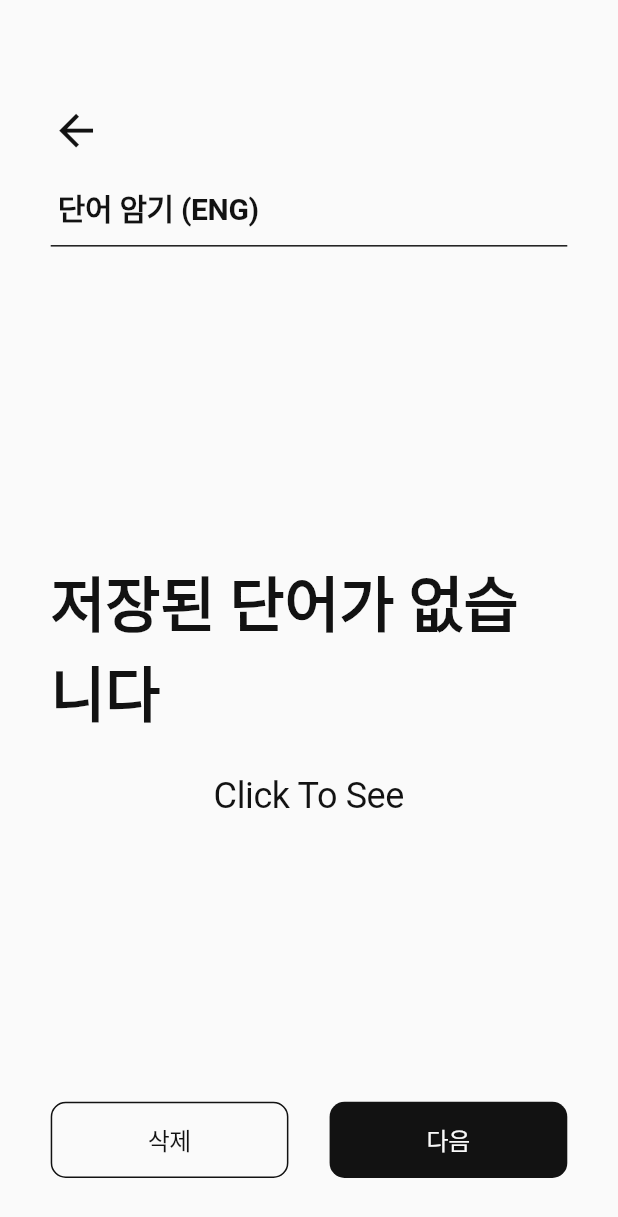
After one commit to dodo07070707/kandan, a Flutter app: the screen it shows after launch, after a tap on "암기(KOR)", on a phone screen of 412 x 824 dp. The commit adds this screen. Shown: the top 1217 px of the screen. Run offline on Flutter 3.47's test engine with Material 3 defaults, Android fonts, the phone set to English and light mode, and no system bars; our stand-ins replace get, shared_preferences; Roboto replaces fonts that are missing (Pretendard); project files that could hold a hidden picture were left out.

Commit message:
memory screen kor add

```diff
--- a/lib/screens/main_screen.dart
+++ b/lib/screens/main_screen.dart
@@ -1,4 +1,5 @@
 import 'package:flutter/material.dart';
+import 'package:kandan/screens/memory_screen_kor.dart';
 import 'package:kandan/theme/color_theme.dart';
 import 'package:kandan/theme/text_theme.dart';
 import 'package:get/get.dart';
@@ -52,7 +53,11 @@ class _MainScreenState extends State<MainScreen> {
               decoration: BoxDecoration(color: KdColors.NotBlack),
             ),
             SizedBox(height: screenHeight / 844 * 100),
-            Text('암기(KOR)', style: KDTextTheme.MainMain),
+            GestureDetector(
+                onTap: () {
+                  Get.to(() => MemoryScreenKor());
+                },
+                child: Text('암기(KOR)', style: KDTextTheme.MainMain)),
           ],
         ),
       ),
--- /dev/null
+++ b/lib/screens/memory_screen_kor.dart
@@ -0,0 +1,248 @@
+import 'package:flutter/material.dart';
+import 'package:get/get.dart';
+import 'package:shared_preferences/shared_preferences.dart';
+import 'dart:convert';
+import 'package:kandan/theme/color_theme.dart';
+import 'package:kandan/theme/text_theme.dart';
+import 'dart:math';
+
+class MemoryScreenKor extends StatefulWidget {
+  @override
+  _MemoryScreenKorState createState() => _MemoryScreenKorState();
+}
+
+class _MemoryScreenKorState extends State<MemoryScreenKor> {
+  List<List<String>> _wordList = [];
+  List<String> _input1List = [];
+  List<String> _input2List = [];
+  bool _showTranslation = false;
+  PageController _pageController = PageController();
+  int _currentIndex = 0;
+
+  @override
+  void initState() {
+    super.initState();
+    _loadWordList();
+  }
+
+  void _shuffleWords() {
+    setState(() {
+      _wordList.shuffle(Random());
+      _input1List = _wordList.map((pair) => pair[0]).toList();
+      _input2List = _wordList.map((pair) => pair[1]).toList();
+    });
+  }
+
+  Future<void> _loadWordList() async {
+    SharedPreferences prefs = await SharedPreferences.getInstance();
+    String? wordListString = prefs.getString('wordList');
+
+    if (wordListString != null) {
+      List<dynamic> jsonData = jsonDecode(wordListString);
+      _wordList = jsonData.map((item) => List<String>.from(item)).toList();
+
+      setState(() {
+        _input1List = _wordList.map((pair) => pair[1]).toList();
+        _input2List = _wordList.map((pair) => pair[0]).toList();
+        _input1List.shuffle(Random());
+      });
+    }
+  }
+
+  void _nextWord() {
+    if (_currentIndex < _input1List.length - 1) {
+      setState(() {
+        _currentIndex++;
+        _showTranslation = false;
+      });
+      _pageController.animateToPage(_currentIndex,
+          duration: Duration(milliseconds: 300), curve: Curves.easeInOut);
+    } else {
+      Get.snackbar(
+        '알림',
+        '마지막 단어입니다!',
+        snackPosition: SnackPosition.BOTTOM,
+        duration: const Duration(seconds: 1),
+      );
+    }
+  }
+
+  void _prevWord() {
+    if (_currentIndex > 0) {
+      setState(() {
+        _currentIndex--;
+        _showTranslation = false;
+      });
+      _pageController.animateToPage(_currentIndex,
+          duration: Duration(milliseconds: 300), curve: Curves.easeInOut);
+    }
+  }
+
+  Future<void> _deleteCurrentWord() async {
+    if (_input1List.isEmpty) {
+      Get.snackbar(
+        '알림',
+        '단어가 없습니다.',
+        snackPosition: SnackPosition.BOTTOM,
+        duration: const Duration(seconds: 1),
+      );
+      return;
+    }
+    String wordToRemove = _input1List[_currentIndex];
+
+    setState(() {
+      _input1List.removeAt(_currentIndex);
+      _input2List.removeAt(_currentIndex);
+      _wordList.removeWhere((pair) => pair[0] == wordToRemove);
+    });
+
+    SharedPreferences prefs = await SharedPreferences.getInstance();
+    await prefs.setString('wordList', jsonEncode(_wordList));
+
+    if (_input1List.isEmpty) {
+      setState(() {
+        _currentIndex = 0;
+      });
+    } else if (_currentIndex >= _input1List.length) {
+      setState(() {
+        _currentIndex = _input1List.length - 1;
+      });
+    }
+
+    _pageController.animateToPage(_currentIndex,
+        duration: Duration(milliseconds: 300), curve: Curves.easeInOut);
+
+    Get.snackbar(
+      '알림',
+      '단어가 삭제되었습니다.',
+      snackPosition: SnackPosition.BOTTOM,
+      duration: const Duration(seconds: 1),
+    );
+  }
+
+  @override
+  Widget build(BuildContext context) {
+    double screenHeight = MediaQuery.of(context).size.height;
+    double screenWidth = MediaQuery.of(context).size.width;
+    return Scaffold(
+      body: Container(
+        decoration: BoxDecoration(color: KdColors.NotWhite),
+        width: double.infinity,
+        height: double.infinity,
+        child: Padding(
+          padding: EdgeInsets.symmetric(horizontal: screenWidth / 390 * 32),
+          child: Column(
+            mainAxisAlignment: MainAxisAlignment.start,
+            crossAxisAlignment: CrossAxisAlignment.start,
+            children: [
+              SizedBox(height: screenHeight / 844 * 72),
+              GestureDetector(
+                onTap: () {
+                  Get.back();
+                },
+                child: Icon(
+                  Icons.arrow_back,
+                  color: KdColors.NotBlack,
+                  size: screenWidth / 390 * 32,
+                ),
+              ),
+              SizedBox(height: screenHeight / 844 * 20),
+              Row(
+                children: [
+                  SizedBox(width: screenWidth / 844 * 10),
+                  Text('단어 암기 (ENG)', style: KDTextTheme.Label),
+                ],
+              ),
+              SizedBox(height: screenHeight / 844 * 10),
+              Container(
+                height: screenHeight / 844 * 1,
+                width: screenWidth / 390 * 327,
+                decoration: BoxDecoration(color: KdColors.NotBlack),
+              ),
+              SizedBox(height: screenHeight / 844 * 214),
+              SizedBox(
+                height: screenHeight / 844 * 370,
+                child: PageView.builder(
+                  controller: _pageController,
+                  itemCount: _input1List.isNotEmpty ? _input1List.length : 1,
+                  onPageChanged: (index) {
+                    setState(() {
+                      _currentIndex = index;
+                      _showTranslation = false;
+                    });
+                  },
+                  itemBuilder: (context, index) {
+                    return Center(
+                      child: Column(
+                        children: [
+                          Text(
+                              _input1List.isNotEmpty
+                                  ? _input1List[index]
+                                  : '저장된 단어가 없습니다',
+                              style: KDTextTheme.MemorizeWord),
+                          SizedBox(height: screenHeight / 844 * 24),
+                          GestureDetector(
+                            onTap: () {
+                              setState(() {
+                                _showTranslation = !_showTranslation;
+                              });
+                            },
+                            child: Text(
+                              _showTranslation && _input2List.isNotEmpty
+                                  ? _input2List[index]
+                                  : 'Click To See',
+                              style: KDTextTheme.MemorizeWordSub,
+                            ),
+                          ),
+                        ],
+                      ),
+                    );
+                  },
+                ),
+              ),
+              Row(
+                children: [
+                  GestureDetector(
+                    onTap: _deleteCurrentWord,
+                    child: Container(
+                      width: screenWidth / 390 * 150,
+                      height: screenHeight / 844 * 52,
+                      decoration: BoxDecoration(
+                          borderRadius: BorderRadius.circular(10),
+                          color: KdColors.NotWhite,
+                          border: Border.all(color: KdColors.NotBlack)),
+                      child: Center(
+                        child: Text(
+                          '삭제',
+                          style: KDTextTheme.ButtonStyleWhite,
+                        ),
+                      ),
+                    ),
+                  ),
+                  SizedBox(width: screenWidth / 390 * 26),
+                  GestureDetector(
+                    onTap: _nextWord,
+                    child: Container(
+                      width: screenWidth / 390 * 150,
+                      height: screenHeight / 844 * 52,
+                      decoration: BoxDecoration(
+                        borderRadius: BorderRadius.circular(10),
+                        color: KdColors.NotBlack,
+                      ),
+                      child: Center(
+                        child: Text(
+                          '다음',
+                          style: KDTextTheme.ButtonStyleBlack,
+                        ),
+                      ),
+                    ),
+                  ),
+                ],
+              ),
+            ],
+          ),
+        ),
+      ),
+    );
+  }
+}
```
